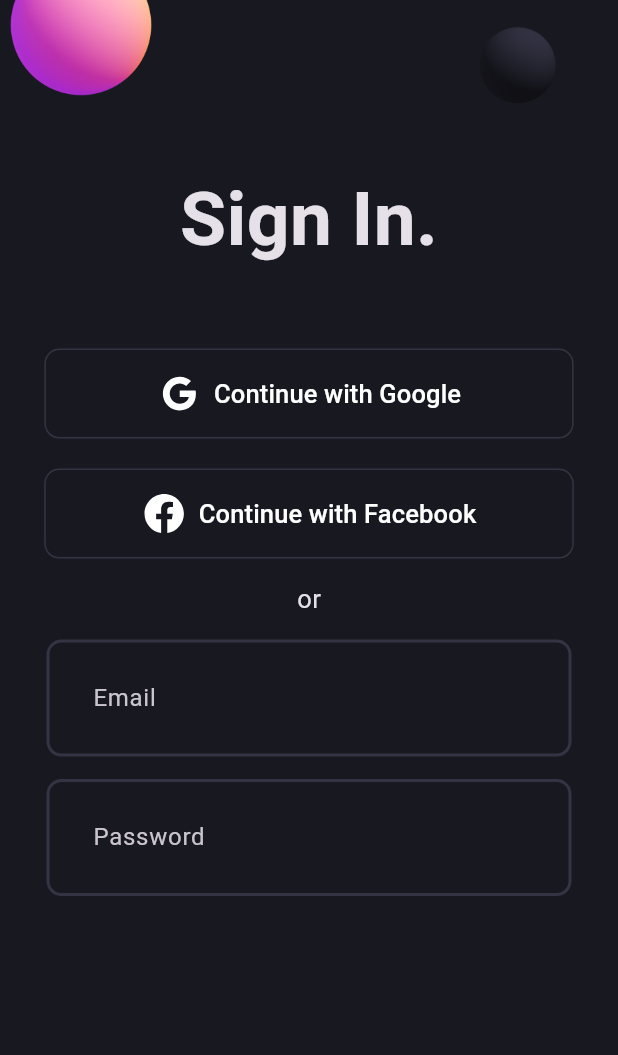
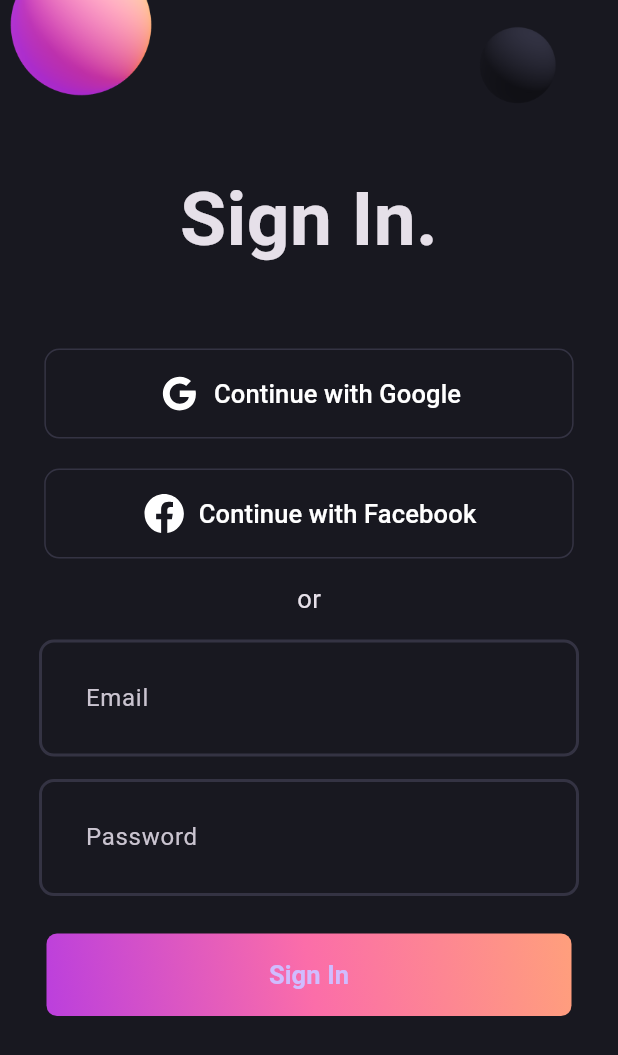
Before and after one commit to Evar-SF27/flutter_bloc, a Flutter app: the screen it shows after launch, on a phone screen of 412 x 824 dp. Shown: the top 1055 px of the screen. Run offline on Flutter 3.47's test engine with Material 3 defaults, Android fonts, the phone set to English and light mode, and no system bars; our stand-ins replace flutter_bloc, flutter_svg.

```diff
--- /dev/null
+++ b/lib/bloc/auth_event.dart
@@ -0,0 +1,11 @@
+part of 'auth_bloc.dart';
+
+@immutable
+sealed class AuthEvent {}
+
+final class AuthLoginRequested extends AuthEvent {
+  final String email;
+  final String password;
+
+  AuthLoginRequested({required this.email, required this.password});
+}
--- /dev/null
+++ b/lib/bloc/auth_state.dart
@@ -0,0 +1,18 @@
+part of 'auth_bloc.dart';
+
+@immutable
+sealed class AuthState {}
+
+final class AuthInitial extends AuthState {}
+
+final class AuthSuccess extends AuthState {
+  final String uid;
+
+  AuthSuccess({required this.uid});
+}
+
+final class AuthFailure extends AuthState {
+  final String error;
+
+  AuthFailure(this.error);
+}
--- a/lib/main.dart
+++ b/lib/main.dart
@@ -1,5 +1,6 @@
 import 'package:flutter/material.dart';
 import 'package:flutter_bloc/flutter_bloc.dart';
+import 'package:state_manager/bloc/auth_bloc.dart';
 import 'package:state_manager/bloc/counter_bloc.dart';
 import 'package:state_manager/cubit/counter_cubit.dart';
 import 'package:state_manager/cubit/todo_cubit.dart';
@@ -21,7 +22,8 @@ class MyApp extends StatelessWidget {
       providers: [
         BlocProvider(create: (_) => CounterCubit()),
         BlocProvider(create: (_) => CounterBloc()),
-        BlocProvider(create: (_) => TodoCubit())
+        BlocProvider(create: (_) => TodoCubit()),
+        BlocProvider(create: (_) => AuthBloc())
       ],
       child: MaterialApp(
         title: 'Flutter Demo',
--- a/lib/pages/home.dart
+++ b/lib/pages/home.dart
@@ -1,7 +1,7 @@
 import 'package:flutter/material.dart';
 import 'package:flutter_bloc/flutter_bloc.dart';
 import 'package:state_manager/bloc/counter_bloc.dart';
-import 'package:state_manager/cubit/counter_cubit.dart';
+// import 'package:state_manager/cubit/counter_cubit.dart';
 import 'package:state_manager/widgets/inc_btn.dart';
 
 class MyHomePage extends StatefulWidget {
@@ -16,8 +16,8 @@ class MyHomePage extends StatefulWidget {
 class _MyHomePageState extends State<MyHomePage> {
   @override
   Widget build(BuildContext context) {
-    final counterCubit = BlocProvider.of<CounterCubit>(context);
-    final counterBloc = BlocProvider.of<CounterBloc>(context);
+    // final counterCubit = BlocProvider.of<CounterCubit>(context);
+    // final counterBloc = BlocProvider.of<CounterBloc>(context);
     return Scaffold(
         appBar: AppBar(
           backgroundColor: Theme.of(context).colorScheme.inversePrimary,
--- a/lib/pages/login.dart
+++ b/lib/pages/login.dart
@@ -1,4 +1,7 @@
 import 'package:flutter/material.dart';
+import 'package:flutter_bloc/flutter_bloc.dart';
+import 'package:state_manager/bloc/auth_bloc.dart';
+import 'package:state_manager/widgets/gradient_button.dart';
 import 'package:state_manager/widgets/login_field.dart';
 import 'package:state_manager/widgets/social_button.dart';
 
@@ -15,7 +18,14 @@ class _LoginScreenState extends State<LoginScreen> {
   @override
   Widget build(BuildContext context) {
     return Scaffold(
-        body: SingleChildScrollView(
+        body: BlocListener<AuthBloc, AuthState>(
+            listener: (context, state) {
+              if (state is AuthFailure) {
+                ScaffoldMessenger.of(context)
+                    .showSnackBar(SnackBar(content: Text(state.error)));
+              }
+            },
+            child: SingleChildScrollView(
                 child: Center(
                     child: Column(children: [
               Image.asset('assets/images/signin_balls.png'),
@@ -23,7 +33,8 @@ class _LoginScreenState extends State<LoginScreen> {
                   style: TextStyle(fontWeight: FontWeight.bold, fontSize: 50)),
               const SizedBox(height: 50),
               const SocialButton(
-          iconPath: 'assets/svgs/g_logo.svg', label: 'Continue with Google'),
+                  iconPath: 'assets/svgs/g_logo.svg',
+                  label: 'Continue with Google'),
               const SizedBox(height: 20),
               const SocialButton(
                 iconPath: 'assets/svgs/f_logo.svg',
@@ -36,6 +47,12 @@ class _LoginScreenState extends State<LoginScreen> {
               LoginField(hintText: 'Email', controller: emailController),
               const SizedBox(height: 15),
               LoginField(hintText: 'Password', controller: passwordController),
-    ]))));
+              const SizedBox(height: 25),
+              GradientButton(onPressed: () {
+                BlocProvider.of<AuthBloc>(context).add(AuthLoginRequested(
+                    email: emailController.text.trim(),
+                    password: passwordController.text.trim()));
+              })
+            ])))));
   }
 }
--- a/lib/widgets/gradient_button.dart
+++ b/lib/widgets/gradient_button.dart
@@ -2,7 +2,8 @@ import 'package:flutter/material.dart';
 import 'package:state_manager/pages/pallette.dart';
 
 class GradientButton extends StatelessWidget {
-  const GradientButton({super.key});
+  final VoidCallback onPressed;
+  const GradientButton({super.key, required this.onPressed});
 
   @override
   Widget build(BuildContext context) {
@@ -17,7 +18,7 @@ class GradientButton extends StatelessWidget {
         child: ElevatedButton(
             onPressed: () {},
             style: ElevatedButton.styleFrom(
-                fixedSize: const Size(395, 55),
+                fixedSize: const Size(350, 55),
                 backgroundColor: Colors.transparent,
                 shadowColor: Colors.transparent),
             child: const Text('Sign In',
--- a/lib/widgets/login_field.dart
+++ b/lib/widgets/login_field.dart
@@ -10,7 +10,7 @@ class LoginField extends StatelessWidget {
   @override
   Widget build(BuildContext context) {
     return ConstrainedBox(
-        constraints: const BoxConstraints(maxWidth: 350),
+        constraints: const BoxConstraints(maxWidth: 360),
         child: TextFormField(
             controller: controller,
             decoration: InputDecoration(
```
Also changed, not shown: lib/bloc/auth_bloc.dart (added, +27 -0 lines). Lines whose indentation alone changed are shown as unchanged.
